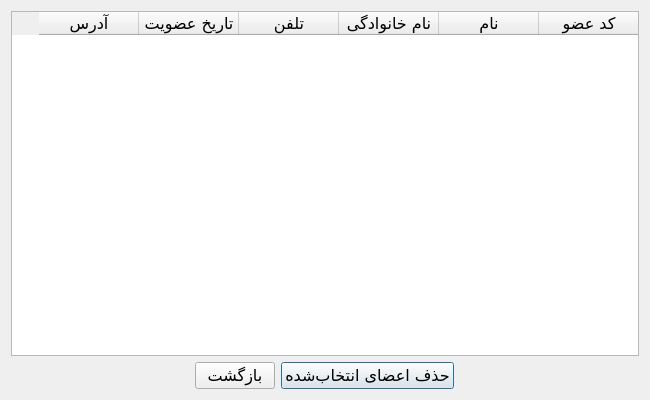
This is ShowMembersDialog.ui in Dandelion07/Library as Qt 5 draws it before an edit. The edited form follows.
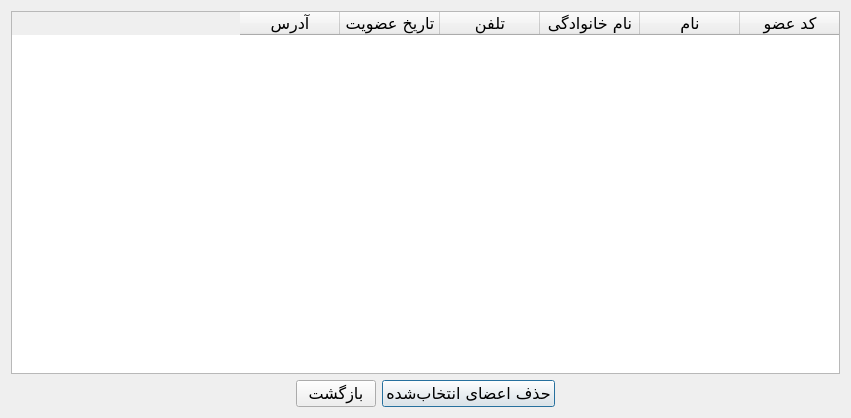
This is the edited form.

Patch:
```diff
--- a/ShowMembersDialog.ui
+++ b/ShowMembersDialog.ui
@@ -6,16 +6,10 @@
    <rect>
     <x>0</x>
     <y>0</y>
-    <width>650</width>
-    <height>400</height>
+    <width>851</width>
+    <height>418</height>
    </rect>
   </property>
-  <property name="minimumSize">
-   <size>
-    <width>650</width>
-    <height>400</height>
-   </size>
-  </property>
   <property name="font">
    <font>
     <family>B Nazanin</family>
```
